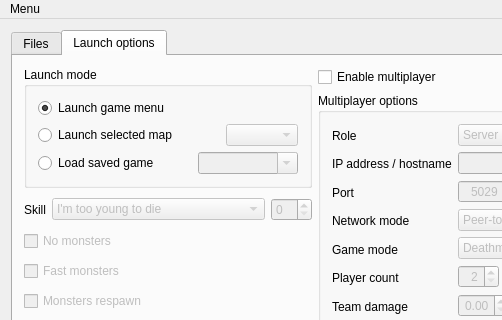
Above: Forms/MainWindow.ui from Youda008/DoomRunner before the change; both pictures show x 0 to 502 and y 0 to 320 of the 720 by 666 pixel window. Below: the same form after it.
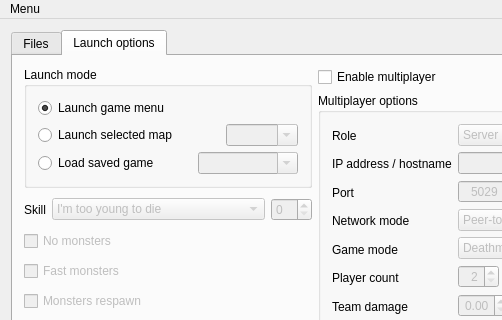
That is the form after the change. The open tabs and pages were chosen to show the change. Custom widgets are drawn as their Qt base class.

Commit message: enabled manual edits to "Launch selected map" combo box

What changed in the file:
```diff
--- a/Forms/MainWindow.ui
+++ b/Forms/MainWindow.ui
@@ -434,6 +434,9 @@
                  <property name="enabled">
                   <bool>false</bool>
                  </property>
+                 <property name="editable">
+                  <bool>true</bool>
+                 </property>
                 </widget>
                </item>
               </layout>
```
